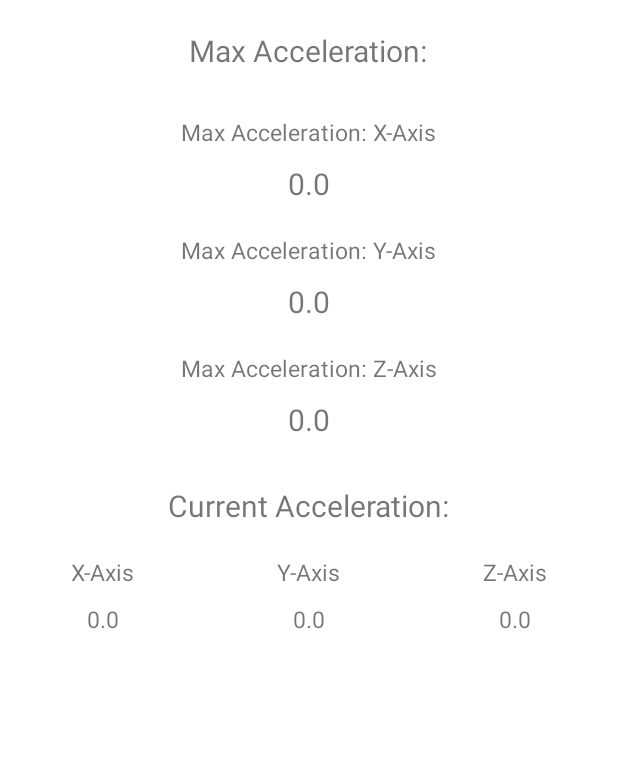
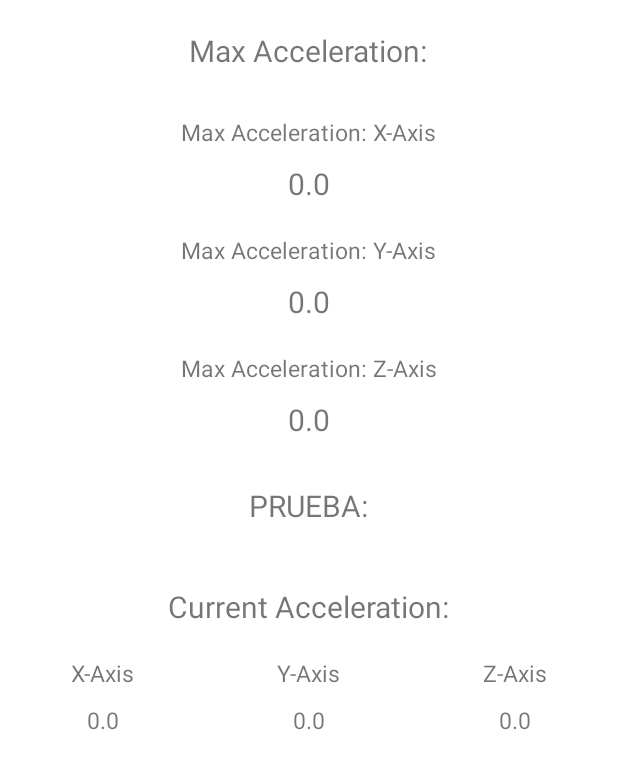
Before and after one commit to CodingDudes/AndroidTest, an Android app: the screen it shows after launch (MainActivity), on a phone screen of 412 x 824 dp. Shown: the top 769 px of the screen. Run offline under Robolectric (Android 15) with nearby library versions, the phone set to English and light mode, and no system bars.

```diff
--- a/app/src/main/res/layout/activity_main.xml
+++ b/app/src/main/res/layout/activity_main.xml
@@ -67,6 +67,17 @@
         android:text="0.0"
         android:textSize="20dp" />
 
+
+    <TextView
+        android:id="@+id/txtRandom"
+        android:layout_width="wrap_content"
+        android:layout_height="wrap_content"
+        android:layout_gravity="center"
+        android:layout_marginBottom="10dp"
+        android:layout_marginTop="30dp"
+        android:text="PRUEBA:"
+        android:textSize="20dp" />
+
     <TextView
         android:layout_width="wrap_content"
         android:layout_height="wrap_content"
@@ -75,6 +86,7 @@
         android:layout_marginTop="30dp"
         android:text="Current Acceleration:"
         android:textSize="20dp" />
+
 
     <LinearLayout
         android:layout_width="match_parent"
```
Also changed, not shown: app/src/main/java/com/example/rkapodaca/acelerometro/MainActivity.java (+28 -1 lines).
